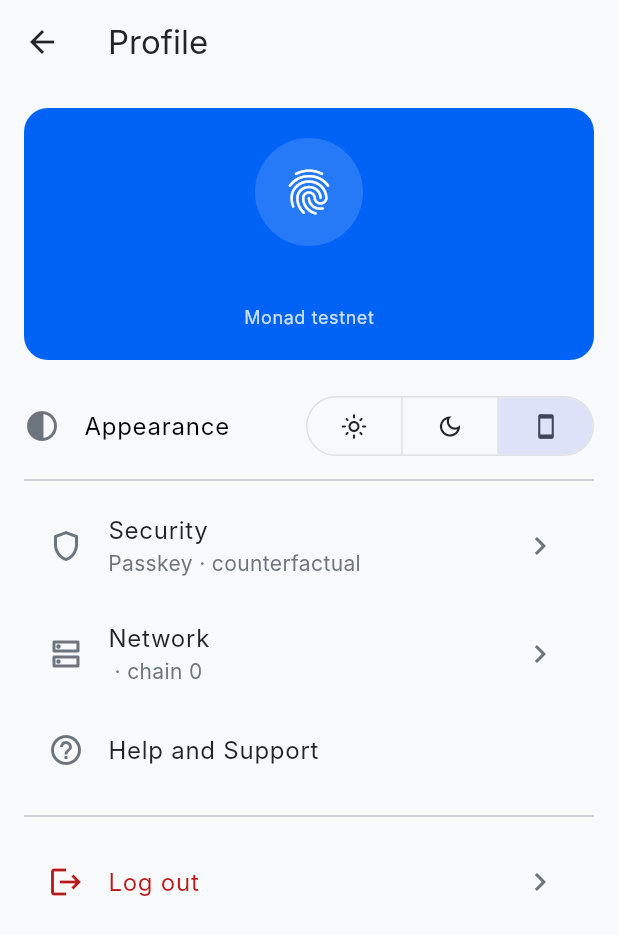
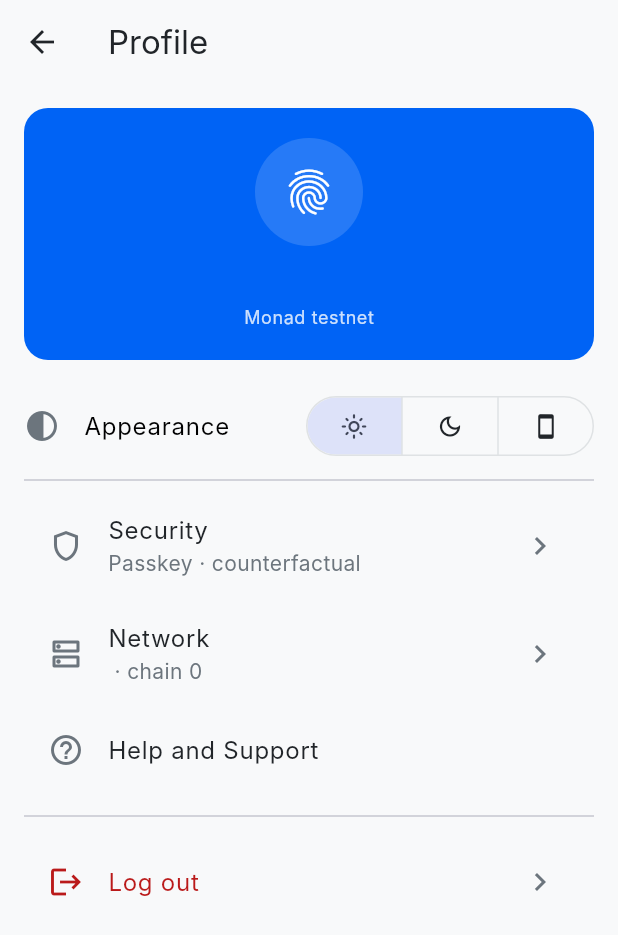
Before and after one commit to kenkomu/sokoni, a Flutter app: the ProfileScreen screen opened directly with empty values, on a phone screen of 412 x 824 dp. Shown: the top 935 px of the screen. Run offline on Flutter 3.47's test engine with Material 3 defaults, Android fonts, the phone set to English and light mode, and no system bars; our stand-ins replace decimal, dio, flutter_secure_storage; missing offline and left inert: passkeys, web3dart; accounts and stored records are empty; Roboto replaces fonts that are missing (Inter).

Commit message:
Mobile: default to light theme, not system
The Figma kit this app matches only has a light surface designed;
following ThemeMode.system meant any phone set to dark silently
diverged from it. Profile's own toggle is unaffected — light is just
the starting point until someone picks otherwise.

```diff
--- a/mobile/lib/core/theme_mode.dart
+++ b/mobile/lib/core/theme_mode.dart
@@ -1,7 +1,9 @@
 import 'package:flutter/material.dart';
 
 /// The user's explicit light/dark choice from Profile. Starts at
-/// [ThemeMode.system] so the app follows the device until they override it.
+/// [ThemeMode.light] — the Figma kit this app matches only has a light
+/// surface designed, so following the device by default (the old
+/// [ThemeMode.system]) silently diverged from it on any phone set to dark.
 /// In-memory only — there's no local persistence layer yet (see
 /// [demoModeEnabled] for the same caveat), so this resets on a cold restart.
-final appThemeMode = ValueNotifier<ThemeMode>(ThemeMode.system);
+final appThemeMode = ValueNotifier<ThemeMode>(ThemeMode.light);
```
